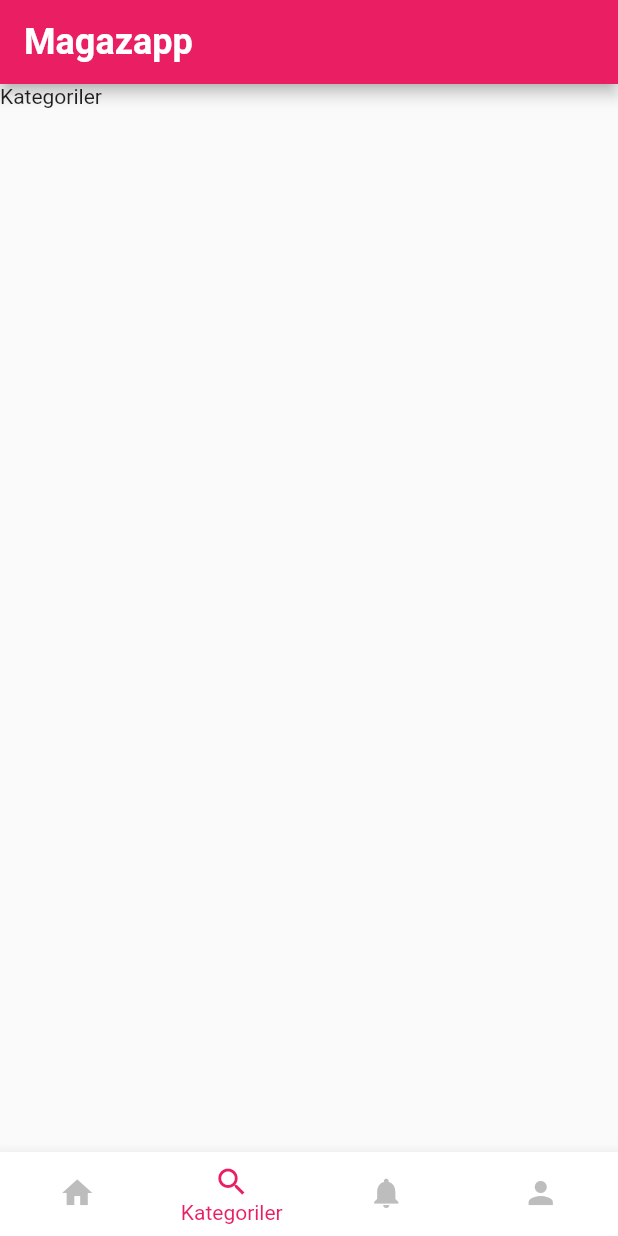
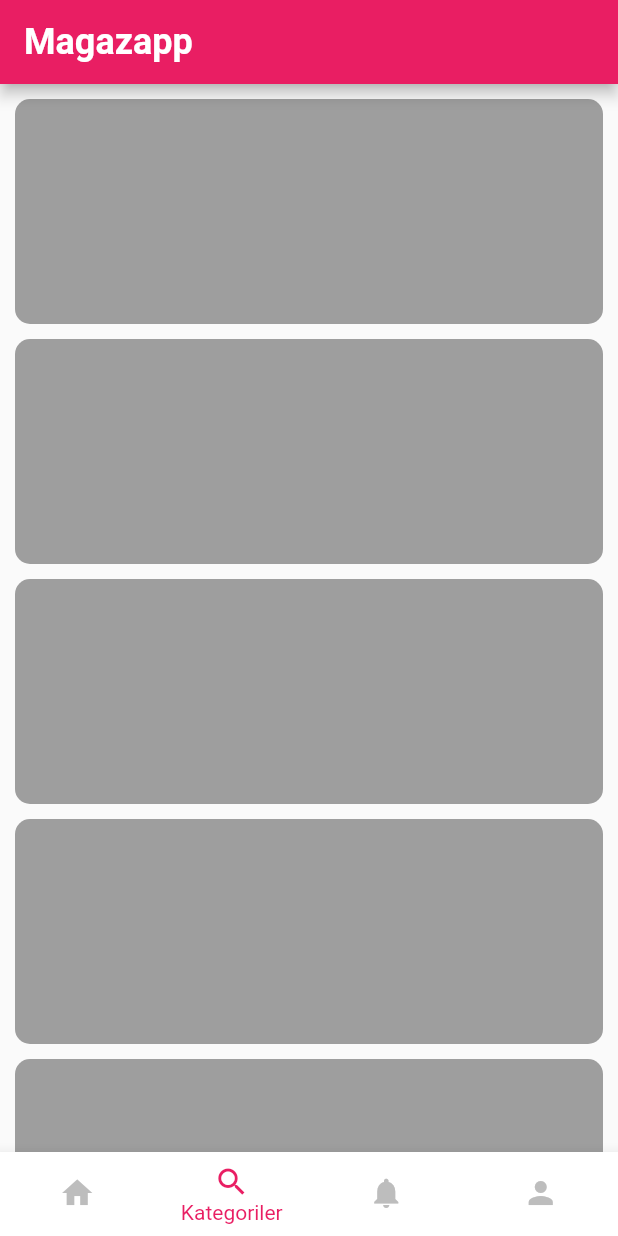
Before and after one commit to turkerontasci/magazapp_flutter, a Flutter app: the screen it shows after launch, item 2 of the bottom bar chosen, on a phone screen of 412 x 824 dp. Run offline on Flutter 3.47's test engine with Material 2 defaults, Android fonts, the light colour scheme and no system bars.

Commit message:
first commit

```diff
--- a/lib/main.dart
+++ b/lib/main.dart
@@ -14,6 +14,7 @@
   Widget build(BuildContext context) {
     return MaterialApp(
       title: 'Magazapp',
+      debugShowCheckedModeBanner: false,
       theme: ThemeData(
         primarySwatch: Colors.pink,
       ),
--- a/lib/screens/category_screen.dart
+++ b/lib/screens/category_screen.dart
@@ -1,4 +1,5 @@
 import 'package:flutter/material.dart';
+import 'package:magazapp_flutter/components/reusable_card.dart';
 
 class CategoryScreen extends StatefulWidget {
   @override
@@ -9,11 +10,45 @@
   @override
   Widget build(BuildContext context) {
     return Scaffold(
-      body: Container(
-        child: Column(
-          children: <Widget>[
-            Text("Kategoriler"),
-          ],
+      body: SingleChildScrollView(
+        scrollDirection: Axis.vertical,
+        child: Container(
+          padding: EdgeInsets.all(5.0),
+          child: Column(
+            crossAxisAlignment: CrossAxisAlignment.stretch,
+            children: <Widget>[
+              ReusableCard(
+                color: Colors.grey,
+                cardHeigth: 150.0,
+                cardWidth: 360.0,
+              ),
+              ReusableCard(
+                color: Colors.grey,
+                cardHeigth: 150.0,
+                cardWidth: 360.0,
+              ),
+              ReusableCard(
+                color: Colors.grey,
+                cardHeigth: 150.0,
+                cardWidth: 360.0,
+              ),
+              ReusableCard(
+                color: Colors.grey,
+                cardHeigth: 150.0,
+                cardWidth: 360.0,
+              ),
+              ReusableCard(
+                color: Colors.grey,
+                cardHeigth: 150.0,
+                cardWidth: 360.0,
+              ),
+              ReusableCard(
+                color: Colors.grey,
+                cardHeigth: 150.0,
+                cardWidth: 360.0,
+              ),
+            ],
+          ),
         ),
       ),
     );
--- a/lib/screens/profile_screen.dart
+++ b/lib/screens/profile_screen.dart
@@ -1,4 +1,5 @@
 import 'package:flutter/material.dart';
+import 'package:magazapp_flutter/components/reusable_card.dart';
 
 class ProfileScreen extends StatefulWidget {
   @override
@@ -12,7 +13,18 @@
       body: Container(
         child: Column(
           children: <Widget>[
-            Text("Profil"),
+            Row(
+              children: <Widget>[
+                Padding(
+                  padding: const EdgeInsets.all(5.0),
+                  child: ReusableCard(
+                    color: Colors.grey,
+                    cardWidth: 350.0,
+                    cardHeigth: 250.0,
+                  ),
+                ),
+              ],
+            ),
           ],
         ),
       ),
```
